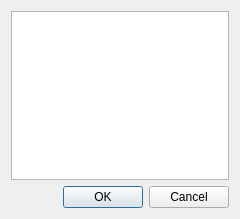
Above: src/ui/qgsorganizetablecolumnsdialog.ui from qgis/QGIS before the change. Below: the same form after it.
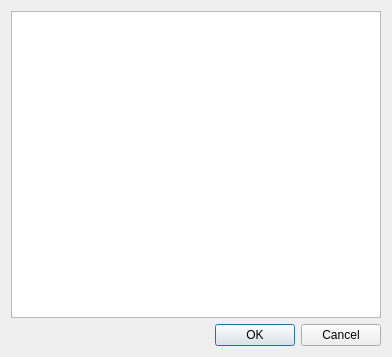
That is the form after the change.

The edit to the form file:
```diff
--- a/src/ui/qgsorganizetablecolumnsdialog.ui
+++ b/src/ui/qgsorganizetablecolumnsdialog.ui
@@ -6,8 +6,8 @@
    <rect>
     <x>0</x>
     <y>0</y>
-    <width>240</width>
-    <height>219</height>
+    <width>392</width>
+    <height>357</height>
    </rect>
   </property>
   <property name="windowTitle">
```
Left out of the diff: 9 changed lines with no effect on the pictures.
